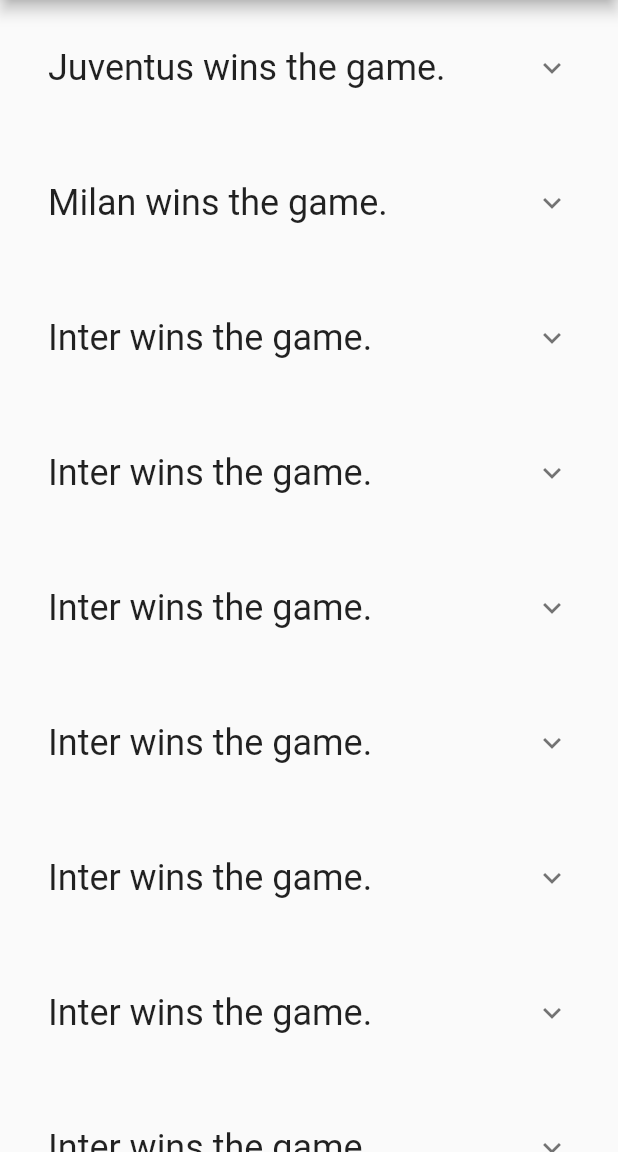
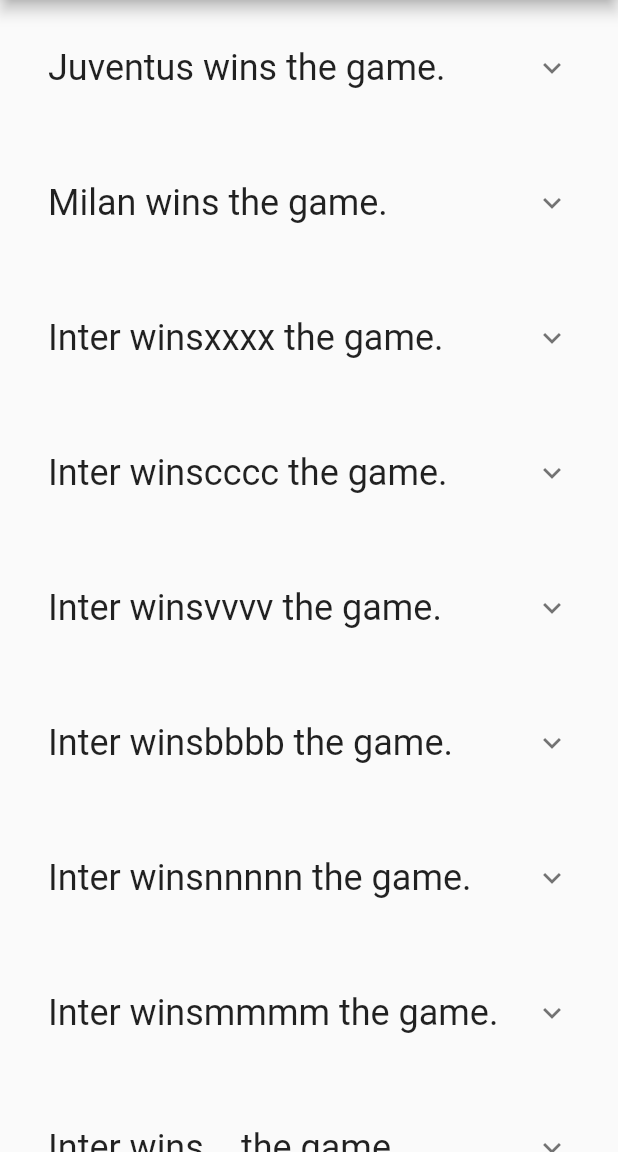
Before and after one commit to antoniocasto/hn_app, a Flutter app: the screen it shows after launch, on a phone screen of 412 x 824 dp, the part 84-1236 px from its top. Run offline on Flutter 3.47's test engine with Material 2 defaults, Android fonts, the phone set to English and light mode, and no system bars.

```diff
--- /dev/null
+++ b/lib/json_parsing.dart
@@ -0,0 +1,38 @@
+import 'dart:convert' as json;
+
+class Article {
+  final String text;
+  final String url;
+  final String by;
+  final int timestamp;
+  final int score;
+
+  const Article({this.text, this.url, this.by, this.timestamp, this.score});
+
+  factory Article.fromJson(Map<String, dynamic> json) {
+    //Costruttore alternativo
+    if (json == null) {
+      return null;
+    }
+
+    return Article(
+        text: json['text'] ??
+            "[null]", // ?? e' un operatore ternario. Se il valore non c'e mette quello che gli indico
+        url: json['url'],
+        by: json['by'],
+        timestamp: json['age'] ?? 0,
+        score: json['score']);
+  }
+}
+
+List<int> parseTopStories(String jsonStr) {
+  final parsed = json.jsonDecode(jsonStr);
+  final listOfIds = List<int>.from(parsed);
+  return listOfIds;
+}
+
+Article parseArticle(String jsonStr) {
+  final parsed = json.jsonDecode(jsonStr);
+  Article article = Article.fromJson(parsed);
+  return article;
+}
--- a/lib/main.dart
+++ b/lib/main.dart
@@ -1,5 +1,5 @@
 import 'package:flutter/material.dart';
-import 'src/articles.dart';
+import 'src/article.dart';
 import 'package:url_launcher/url_launcher.dart';
 
 void main() => runApp(MyApp());
@@ -53,6 +53,7 @@ class _MyHomePageState extends State<MyHomePage> {
 
   Widget _buildItem(Article article) {
     return Padding(
+      key: Key(article.text),
       padding: const EdgeInsets.all(16.0),
       child: ExpansionTile(
         title: Text(
@@ -71,7 +72,7 @@ class _MyHomePageState extends State<MyHomePage> {
               IconButton(
                 icon: Icon(Icons.launch),
                 onPressed: () async {
-                  final fakeUrl = "http://${article.domain}";
+                  final fakeUrl = "http://${article.url}";
 
                   if (await canLaunch(fakeUrl)) {
                     launch(fakeUrl);
--- a/lib/src/articles.dart
+++ b/lib/src/article.dart
@@ -1,24 +1,34 @@
 class Article {
   final String text;
-  final String domain;
+  final String url;
   final String by;
   final String age;
   final int score;
   final int commentsCount;
 
   const Article(
-      {this.text,
-      this.domain,
-      this.by,
-      this.age,
-      this.score,
-      this.commentsCount});
+      {this.text, this.url, this.by, this.age, this.score, this.commentsCount});
+
+  factory Article.fromJson(Map<String, dynamic> json) {
+    //Costruttore alternativo
+    if (json == null) {
+      return null;
+    }
+
+    return Article(
+        text: json['text'] ??
+            "[null]", // ?? e' un operatore ternario. Se il valore non c'e mette quello che gli indico
+        url: json['url'],
+        by: json['by'],
+        age: json['age'] ?? 0,
+        score: json['score']);
+  }
 }
 
 final articles = [
   Article(
     text: "Juventus wins the game.",
-    domain: "Juventus.com",
+    url: "Juventus.com",
     by: "jvvv",
     age: "25",
     score: 177,
@@ -26,63 +36,63 @@ final articles = [
   ),
   Article(
     text: "Milan wins the game.",
-    domain: "Milan.com",
+    url: "Milan.com",
     by: "jvvv",
     age: "25",
     score: 33,
     commentsCount: 22,
   ),
   Article(
-    text: "Inter wins the game.",
-    domain: "Inter.com",
+    text: "Inter winsxxxx the game.",
+    url: "Inter.com",
     by: "jvvv",
     age: "25",
     score: 1,
     commentsCount: 1,
   ),
   Article(
-    text: "Inter wins the game.",
-    domain: "Inter.com",
+    text: "Inter winscccc the game.",
+    url: "Inter.com",
     by: "jvvv",
     age: "25",
     score: 1,
     commentsCount: 1,
   ),
   Article(
-    text: "Inter wins the game.",
-    domain: "Inter.com",
+    text: "Inter winsvvvv the game.",
+    url: "Inter.com",
     by: "jvvv",
     age: "25",
     score: 1,
     commentsCount: 1,
   ),
   Article(
-    text: "Inter wins the game.",
-    domain: "Inter.com",
+    text: "Inter winsbbbb the game.",
+    url: "Inter.com",
     by: "jvvv",
     age: "25",
     score: 1,
     commentsCount: 1,
   ),
   Article(
-    text: "Inter wins the game.",
-    domain: "Inter.com",
+    text: "Inter winsnnnnn the game.",
+    url: "Inter.com",
     by: "jvvv",
     age: "25",
     score: 1,
     commentsCount: 1,
   ),
   Article(
-    text: "Inter wins the game.",
-    domain: "Inter.com",
+    text: "Inter winsmmmm the game.",
+    url: "Inter.com",
     by: "jvvv",
     age: "25",
     score: 1,
     commentsCount: 1,
   ),
   Article(
-    text: "Inter wins the game.",
-    domain: "Inter.com",
+    text: "Inter wins,,,, the game.",
+    url: "Inter.com",
     by: "jvvv",
     age: "25",
     score: 1,
```
Also changed, not shown: pubspec.yaml (+7 -0 lines), pubspec.lock, 2 other files.
